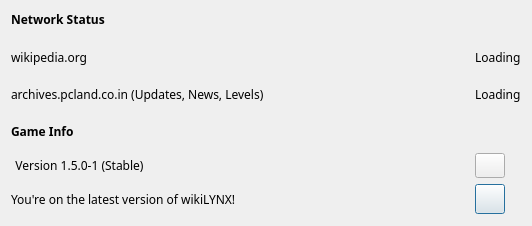
First picture: the form in wikiLYNX/ui/statusoverview.ui, repository flamboyantpenguin/wikilynx, before the edit.
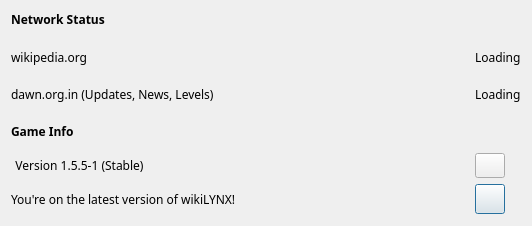
Second picture: the form after the edit. Icons and pictures are not drawn.

Commit message: Release 1.5.5-C0 - Fixed incorrect gamewindow status - Fonts should now be clear on Windows (Disabled hinting) - Doc Update (Imcomplete) - Added newsew icons - Added credits (Incomplete) - Light/Dark Variants for Image assets (Imcomplete)

What changed in the file:
```diff
--- a/wikiLYNX/ui/statusoverview.ui
+++ b/wikiLYNX/ui/statusoverview.ui
@@ -28,6 +28,7 @@
   <property name="font">
    <font>
     <family>Comfortaa</family>
+    <hintingpreference>PreferNoHinting</hintingpreference>
    </font>
   </property>
   <property name="windowTitle">
@@ -162,6 +163,7 @@
         <font>
          <family>Courier Prime</family>
          <bold>true</bold>
+         <hintingpreference>PreferNoHinting</hintingpreference>
         </font>
        </property>
        <property name="text">
@@ -179,7 +181,7 @@
      <item row="1" column="0">
       <widget class="QLabel" name="label_3">
        <property name="text">
-        <string>archives.pcland.co.in (Updates, News, Levels)</string>
+        <string>dawn.org.in (Updates, News, Levels)</string>
        </property>
       </widget>
      </item>
@@ -335,7 +337,7 @@
         </sizepolicy>
        </property>
        <property name="text">
-        <string>Version 1.5.0-1 (Stable)</string>
+        <string>Version 1.5.5-1 (Stable)</string>
        </property>
        <property name="flat">
         <bool>true</bool>
```
Left out of the diff: 3 changed lines with no effect on the pictures. The commit also changes 130 other files.
